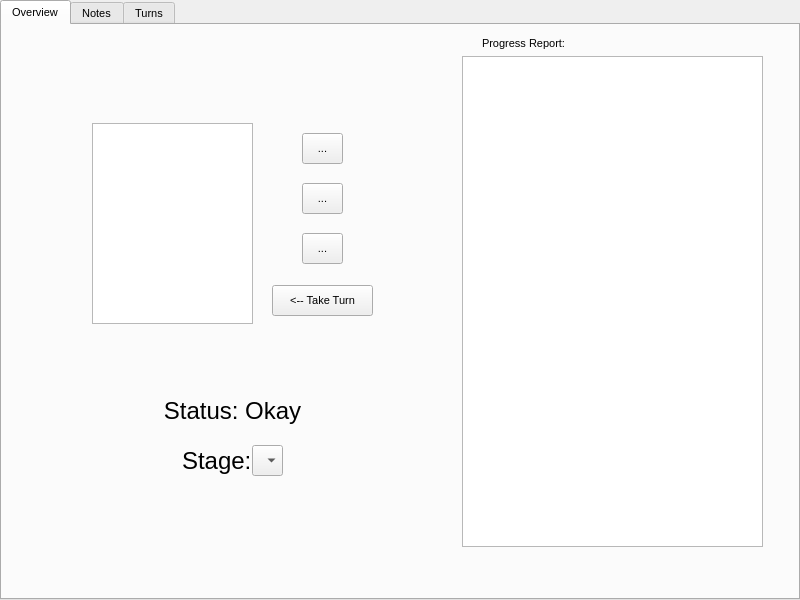
First picture: the form in Cluedo/Game.ui, repository Stephen-ODriscoll/Cluedo, before the edit.
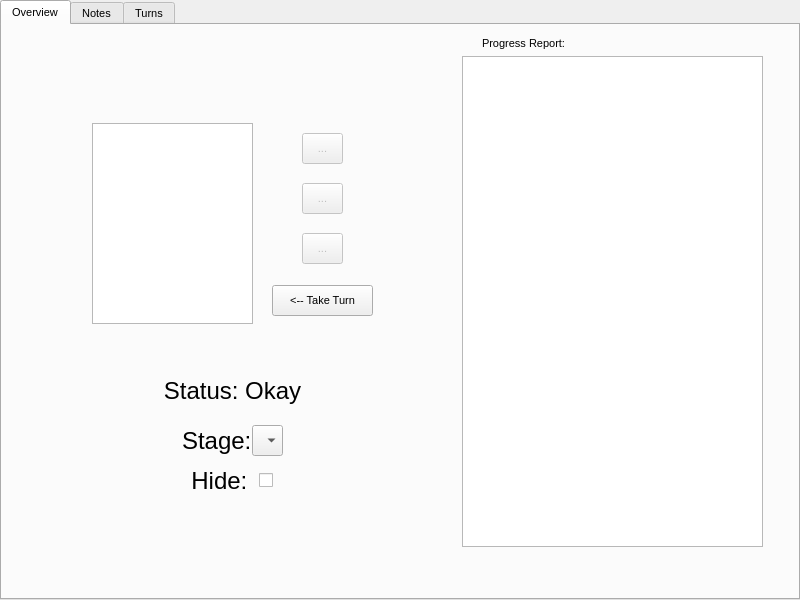
Second picture: the form after the edit.

What changed in the file:
```diff
--- a/Cluedo/Game.ui
+++ b/Cluedo/Game.ui
@@ -95,6 +95,9 @@
      </property>
     </widget>
     <widget class="QToolButton" name="playerInfoButton">
+     <property name="enabled">
+      <bool>false</bool>
+     </property>
      <property name="geometry">
       <rect>
        <x>300</x>
@@ -108,6 +111,9 @@
      </property>
     </widget>
     <widget class="QToolButton" name="downButton">
+     <property name="enabled">
+      <bool>false</bool>
+     </property>
      <property name="geometry">
       <rect>
        <x>300</x>
@@ -121,6 +127,9 @@
      </property>
     </widget>
     <widget class="QToolButton" name="upButton">
+     <property name="enabled">
+      <bool>false</bool>
+     </property>
      <property name="geometry">
       <rect>
        <x>300</x>
@@ -150,7 +159,7 @@
      <property name="geometry">
       <rect>
        <x>90</x>
-       <y>370</y>
+       <y>350</y>
        <width>281</width>
        <height>31</height>
       </rect>
@@ -171,7 +180,7 @@
      <property name="geometry">
       <rect>
        <x>180</x>
-       <y>420</y>
+       <y>400</y>
        <width>71</width>
        <height>31</height>
       </rect>
@@ -189,12 +198,33 @@
      <property name="geometry">
       <rect>
        <x>250</x>
-       <y>420</y>
+       <y>400</y>
        <width>31</width>
        <height>31</height>
       </rect>
      </property>
     </widget>
+    <widget class="QCheckBox" name="hideBox">
+     <property name="geometry">
+      <rect>
+       <x>190</x>
+       <y>440</y>
+       <width>81</width>
+       <height>31</height>
+      </rect>
+     </property>
+     <property name="font">
+      <font>
+       <pointsize>18</pointsize>
+      </font>
+     </property>
+     <property name="layoutDirection">
+      <enum>Qt::RightToLeft</enum>
+     </property>
+     <property name="text">
+      <string>Hide: </string>
+     </property>
+    </widget>
    </widget>
    <widget class="QWidget" name="tab_2">
     <attribute name="title">
```
